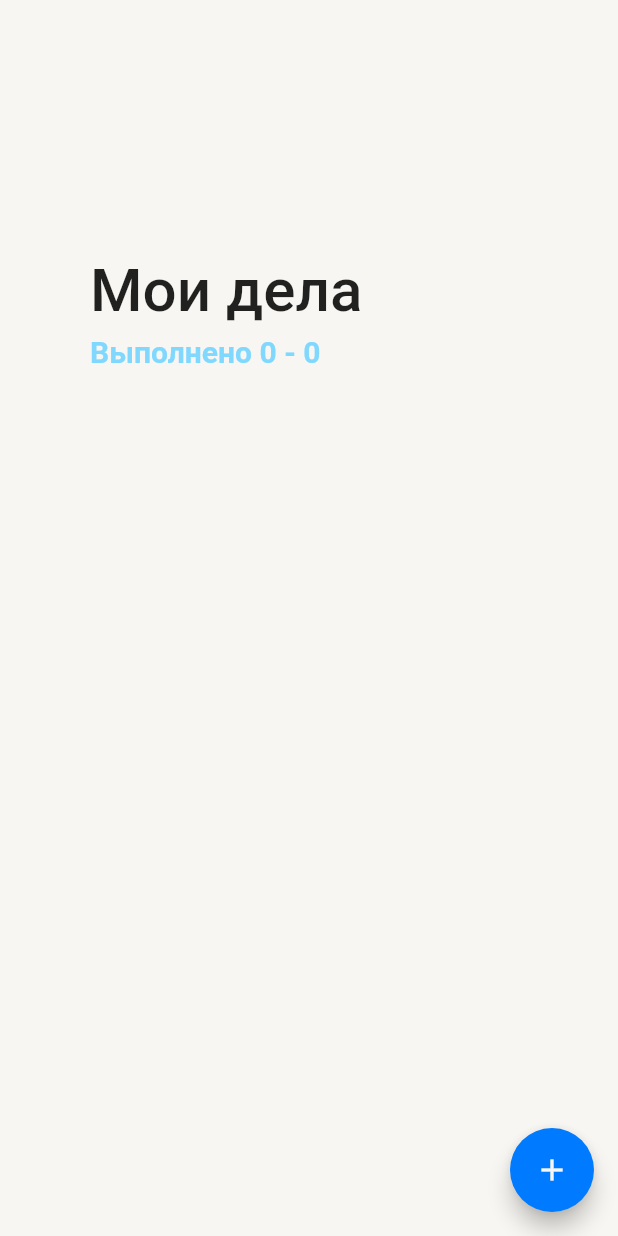
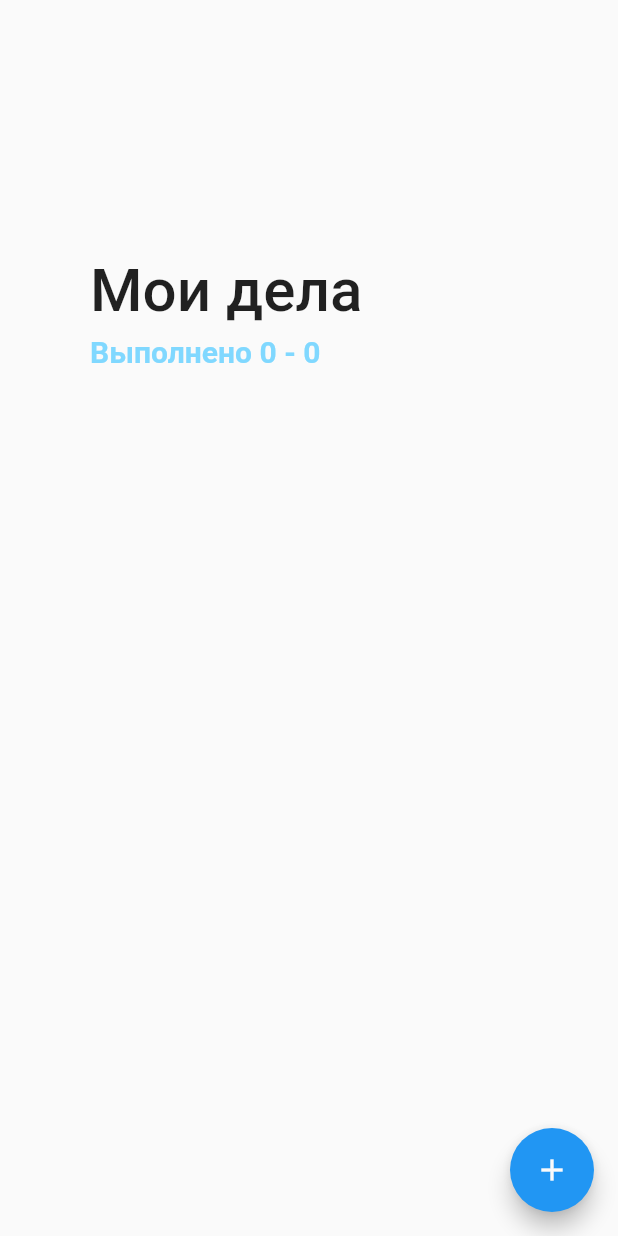
Before and after one commit to tauptaup/todo, a Flutter app: the screen it shows after launch, on a phone screen of 412 x 824 dp. Run offline on Flutter 3.47's test engine with Material 2 defaults, Android fonts, the phone set to English and light mode, and no system bars; our stand-ins replace flutter_slidable, get, sqflite; accounts and stored records are empty.

Commit message:
Update main.dart

```diff
--- a/lib/main.dart
+++ b/lib/main.dart
@@ -1,4 +1,5 @@
 import 'package:flutter/material.dart';
+import 'package:zxc/colors/app_colors.dart';
 import '/screens/home_screen.dart';
 
 void main() {
@@ -13,17 +14,8 @@ class MyApp extends StatelessWidget {
     return MaterialApp(
       title: 'Todo',
       theme: ThemeData(
-        primarySwatch: MaterialColor(0xFF007AFF, {
-          50: Color(0xFF007AFF),
-          100: Color(0xFF007AFF),
-          200: Color(0xFF007AFF),
-          300: Color(0xFF007AFF),
-          400: Color(0xFF007AFF),
-          500: Color(0xFF007AFF),
-          600: Color(0xFF007AFF),
-          700: Color(0xFF007AFF),
-        }),
-        canvasColor: Color(0xFFF7F6F2),
+        primarySwatch: AppColors.mainBlue,
+        canvasColor: AppColors.mainCanvas,
       ),
       home: HomeScreen(),
     );
```
